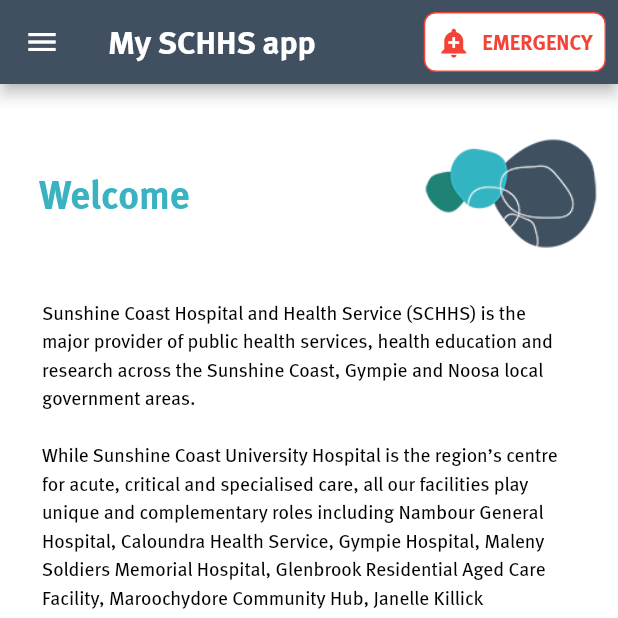
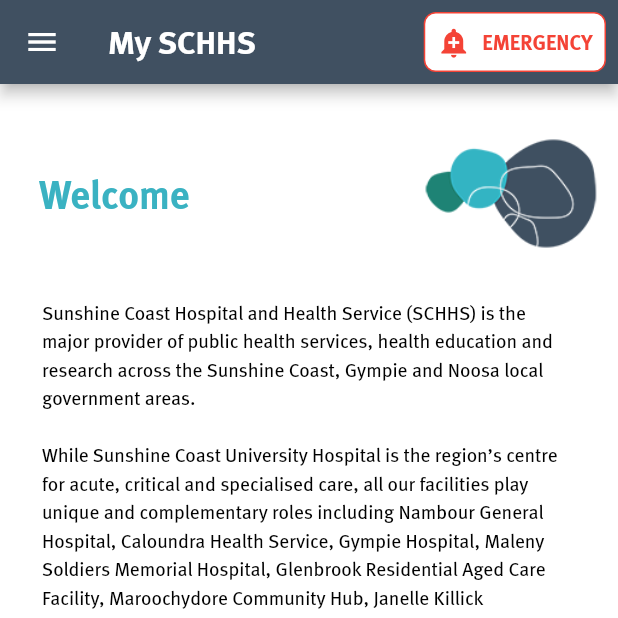
Before and after one commit to janesamSCHHS/my_schhs_app_project, a Flutter app: the screen it shows after launch, on a phone screen of 412 x 824 dp, the top half of it. Run offline on Flutter 3.47's test engine with Material 2 defaults, Android fonts, the phone set to English and light mode, and no system bars; our stand-ins replace bottom_navy_bar, google_maps_flutter, hive, hive_flutter, new_gradient_app_bar; accounts and stored records are empty.

Commit message:
title change

```diff
--- a/lib/screens/home.dart
+++ b/lib/screens/home.dart
@@ -14,7 +14,7 @@
       drawer: DrawerSlide(),
       appBar: AppBar(
         title: Text(
-          'My SCHHS app',
+          'My SCHHS',
           style: Theme.of(context).textTheme.headline3,
         ),
         actions: [
```
